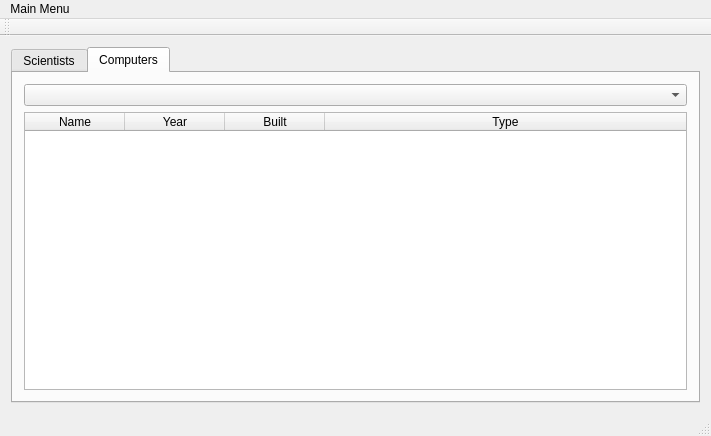
Qt form vika3/adalgluggi.ui (editomars/VLN1_h22) before a commit.
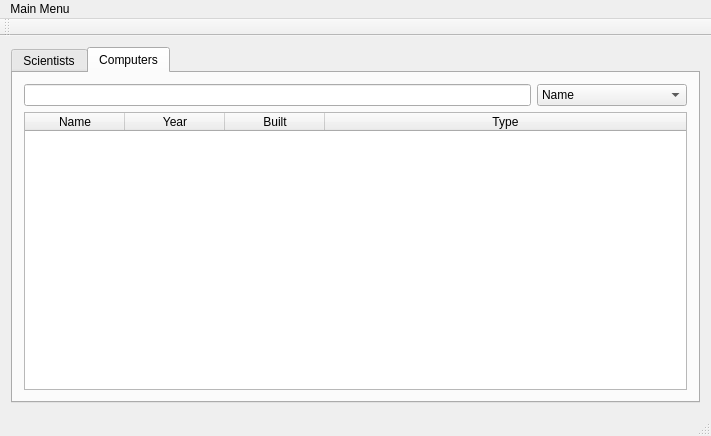
The same form after that commit. The open tabs and pages were chosen to show the change.

Commit message: Bætti við velar combobox og möguleikan að flokka eftir nafni

```diff
--- a/vika3/adalgluggi.ui
+++ b/vika3/adalgluggi.ui
@@ -110,7 +110,41 @@
        </attribute>
        <layout class="QVBoxLayout" name="verticalLayout_3">
         <item>
-         <widget class="QComboBox" name="velCombo"/>
+         <layout class="QHBoxLayout" name="horizontalLayout_2">
+          <item>
+           <widget class="QLineEdit" name="velFilterText"/>
+          </item>
+          <item>
+           <widget class="QComboBox" name="velFilterBox">
+            <property name="minimumSize">
+             <size>
+              <width>150</width>
+              <height>0</height>
+             </size>
+            </property>
+            <item>
+             <property name="text">
+              <string>Name</string>
+             </property>
+            </item>
+            <item>
+             <property name="text">
+              <string>Year built</string>
+             </property>
+            </item>
+            <item>
+             <property name="text">
+              <string>Type</string>
+             </property>
+            </item>
+            <item>
+             <property name="text">
+              <string>Built?</string>
+             </property>
+            </item>
+           </widget>
+          </item>
+         </layout>
         </item>
         <item>
          <widget class="QTableWidget" name="velTable">
```
Left out of the diff: 4 changed lines with no effect on the pictures. The commit also changes 2 other files.
